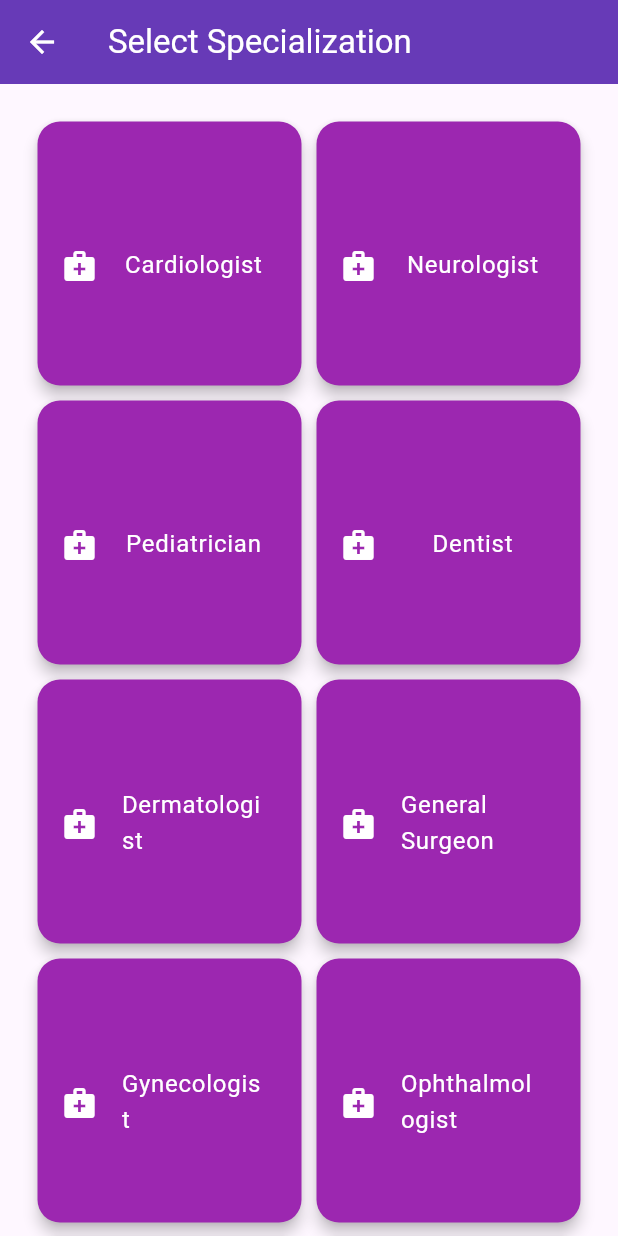
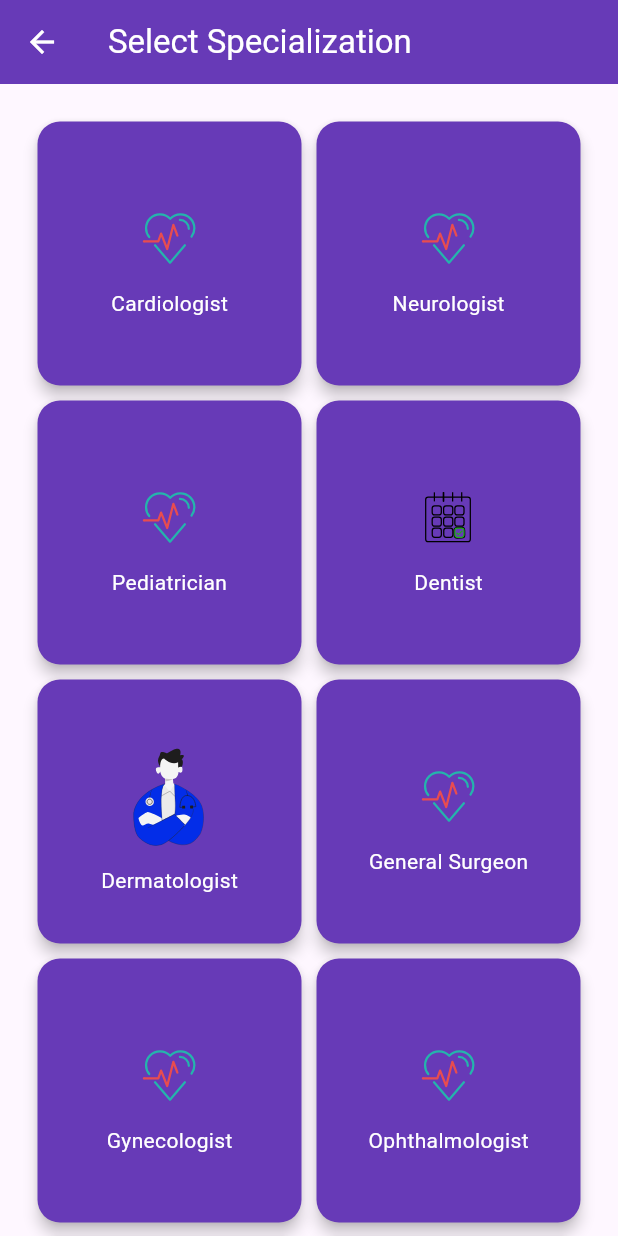
Before and after one commit to gokulvijayanand/healthcareapp, a Flutter app: the screen it shows after launch, after a tap on "Appointment", on a phone screen of 412 x 824 dp. Run offline on Flutter 3.47's test engine with Material 3 defaults, Android fonts, the phone set to English and light mode, and no system bars; our stand-ins replace lottie, table_calendar.

Commit message:
ui ux correction

```diff
--- a/lib/models/doctor.dart
+++ b/lib/models/doctor.dart
@@ -3,6 +3,7 @@ class Doctor {
   final String name;
   final String qualification;
   final String specialization;
+  final String specialization_icon;
   final String image;
   final String mailid;
   final String officeNo;
@@ -12,6 +13,7 @@ class Doctor {
     required this.name,
     required this.qualification,
     required this.specialization,
+    required this.specialization_icon,
     required this.image,
     required this.mailid,
     required this.officeNo,
@@ -23,6 +25,7 @@ class Doctor {
       name: json['name'],
       qualification: json['qualification'],
       specialization: json['specialization'],
+      specialization_icon:json['specialization_icon'],
       image: json['image'],
       mailid: json['mailid'],
       officeNo: json['officeNo'],
--- a/lib/screens/home_page.dart
+++ b/lib/screens/home_page.dart
@@ -4,16 +4,29 @@ import '../widgets/home_card.dart';
 import 'doctors_list_page.dart';
 import 'appointment_booking_page.dart';
 import 'specialization_list_page.dart';
+import 'login_page.dart';
 
 class HomePage extends StatelessWidget {
-   const HomePage({super.key});
+  const HomePage({key}) : super(key: key);
 
   @override
   Widget build(BuildContext context) {
     return Scaffold(
       appBar: AppBar(
         title: Text("HOME"),
-
+        actions: [
+          IconButton(
+            icon: Icon(Icons.login),
+            onPressed: () {
+              // Add your logic here to open the login page
+              // For demonstration, let's navigate to a hypothetical LoginPage
+              Navigator.push(
+                context,
+                MaterialPageRoute(builder: (context) => loginScreen()),
+              );
+            },
+          ),
+        ],
       ),
       body: Column(
         children: [
@@ -46,7 +59,6 @@ import 'specialization_list_page.dart';
               ),
             ],
           ),
-
         ],
       ),
     );
--- a/lib/screens/specialization_list_page.dart
+++ b/lib/screens/specialization_list_page.dart
@@ -1,6 +1,7 @@
 import 'dart:convert';
 import 'package:flutter/material.dart';
 import 'package:flutter/services.dart';
+import 'package:lottie/lottie.dart'; // Import the lottie package
 import '../models/doctor.dart'; // Ensure this import is correct
 import 'doctors_list_page.dart'; // Ensure this import is correct
 
@@ -56,10 +57,9 @@ class _SpecializationListPageState extends State<SpecializationListPage> {
                     _hoveredSpecialization = specialization;
                   });
                 },
-
                 onExit: (event) {
                   setState(() {
-                    _hoveredSpecialization = Colors.white as String?;
+                    _hoveredSpecialization = null;
                   });
                 },
                 child: Card(
@@ -68,27 +68,37 @@ class _SpecializationListPageState extends State<SpecializationListPage> {
                     borderRadius: BorderRadius.circular(15), // Rounded corners
                   ),
                   color: _hoveredSpecialization == specialization
-                      ? Colors.purple.withOpacity(0.8) // Lighter purple on hover
-                      : Colors.purple, // Default purple color
-                  child: ListTile(
-                    leading: Icon(Icons.medical_services, color: Colors.white), // Icon
-                    title: Center(
-                      child: Text(
-                        specialization,
-                        style: TextStyle(color: Colors.white), // White text color
-                      ),
-                    ),
+                      ? Colors.deepPurple.withOpacity(0.8) // Lighter purple on hover
+                      : Colors.deepPurple, // Default purple color
+                  child: InkWell(
                     onTap: () {
                       Navigator.push(
                         context,
                         MaterialPageRoute(
-                          builder: (context) =>
-                              DoctorsListPage(specialization: specialization),
+                          builder: (context) => DoctorsListPage(specialization: specialization),
                         ),
                       );
                     },
+                    child: Column(
+                      mainAxisAlignment: MainAxisAlignment.center,
+                      children: [
+                        Center(
+                          child: Padding(
+                            padding: const EdgeInsets.symmetric(vertical: 8.0),
+                            child: _buildLottieAsset(specialization), // Lottie asset
+                          ),
+                        ),
+                        Center(
+                          child: Text(
+                            specialization,
+                            style: TextStyle(color: Colors.white), // White text color
+                          ),
+                        ),
+                      ],
+                    ),
                   ),
                 ),
+
               ),
             );
           }).toList(),
@@ -97,3 +107,19 @@ class _SpecializationListPageState extends State<SpecializationListPage> {
     );
   }
 }
+
+Widget _buildLottieAsset(String specialization) {
+  // Default Lottie asset if specialization doesn't match any condition
+  String lottieAsset = 'assets/lottie/heart_beat.json';
+
+  // Check specialization value and assign appropriate Lottie asset
+  if (specialization == 'Dermatologist') {
+    lottieAsset = 'assets/lottie/doctor.json';
+  } else if (specialization == 'Dentist') {
+    lottieAsset = 'assets/lottie/appointment.json';
+  }
+  // Add more conditions as needed
+
+  // Return Lottie asset widget
+  return Lottie.asset(lottieAsset, width: 50);
+}
--- a/lib/screens/splash_screen.dart
+++ b/lib/screens/splash_screen.dart
@@ -21,71 +21,49 @@ class _SplashScreenState extends State<SplashScreen> {
     });
     super.initState();
   }
+
   @override
   Widget build(BuildContext context) {
     return Scaffold(
       body: Stack(
         children: <Widget>[
-          // Container(
-          //   decoration: BoxDecoration(
-          //     image: DecorationImage(
-          //       image: AssetImage("assets/images/doctor_sp.jpg"),
-          //       fit: BoxFit.fill,
-          //     ),
-          //   ),
-          // ),
-          Positioned.fill(
-            child: Opacity(
-              opacity: .6,
-              child: Container(
+          Container(
             decoration: BoxDecoration(
               gradient: LinearGradient(
-                      colors: [LightColor.purple, LightColor.purple],
+                colors: [
+                  LightColor.purpleLight,
+                  LightColor.purple,
+                ],
                 begin: Alignment.topCenter,
                 end: Alignment.bottomCenter,
-                      tileMode: TileMode.mirror,
-                      stops: [.5, 6]),
               ),
             ),
           ),
-          ),
-          Column(
+          Center(
+            child: Column(
               mainAxisAlignment: MainAxisAlignment.center,
               crossAxisAlignment: CrossAxisAlignment.center,
               children: <Widget>[
-              Expanded(
-                flex: 2,
-                child: SizedBox(),
+                SizedBox(height: 100),
+                Text(
+                  "Health Care",
+                  style: TextStyle(color: Colors.white, fontSize: 40, fontWeight: FontWeight.bold),
                 ),
-              SizedBox(height: 275),
-              //Image.asset("assets/images/heartbeat.png", color: Colors.white,height: 100,),
-              Card(
-                shape: RoundedRectangleBorder( // This rounds the corners of the Card
-                borderRadius: BorderRadius.circular(20.0),
-                ),
-                color: Colors.deepPurple,
-
-                child: Text(
-                  "Health Care",
-                  style: TextStyle(color: Colors.white,fontSize: 30,fontWeight: FontWeight.w700 )
-                ),
-              ),
+                SizedBox(height: 20),
                 Text(
                   "By Gokul HealthCare Team",
-                style: TextStyle(color: Colors.deepPurple,fontSize: 30,fontWeight: FontWeight.normal ),
+                  style: TextStyle(color: Colors.white, fontSize: 20, fontWeight: FontWeight.normal),
                 ),
+                SizedBox(height: 20),
                 Lottie.asset(
                   'assets/lottie/heart_beat.json',
                   width: 200,
                   height: 200,
                   fit: BoxFit.fill,
                 ),
-              Expanded(
-                flex: 7,
-                child: SizedBox(),
+              ],
             ),
-            ],
-          ).alignTopCenter,
+          ),
         ],
       ),
     );
```
Also changed, not shown: assets/data/doctors.json (+16 -0 lines), lib/screens/login_page.dart (added, +138 -0 lines), lib/screens/sign_up_screen.dart (added, +148 -0 lines). Lines whose indentation alone changed are shown as unchanged.
